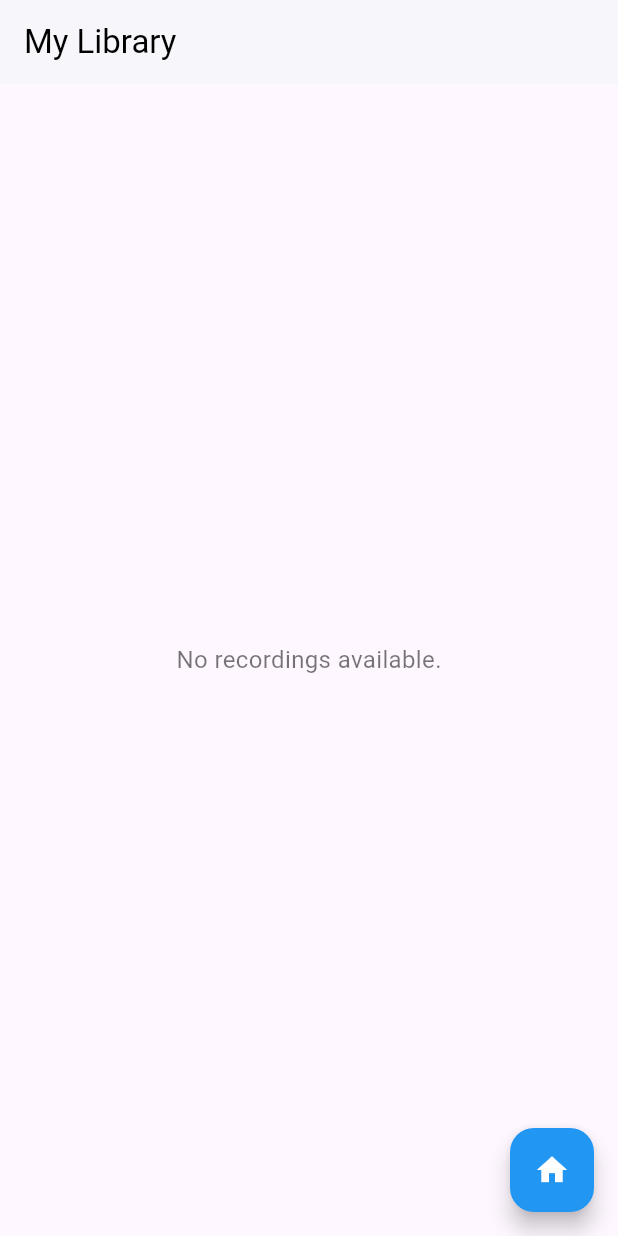
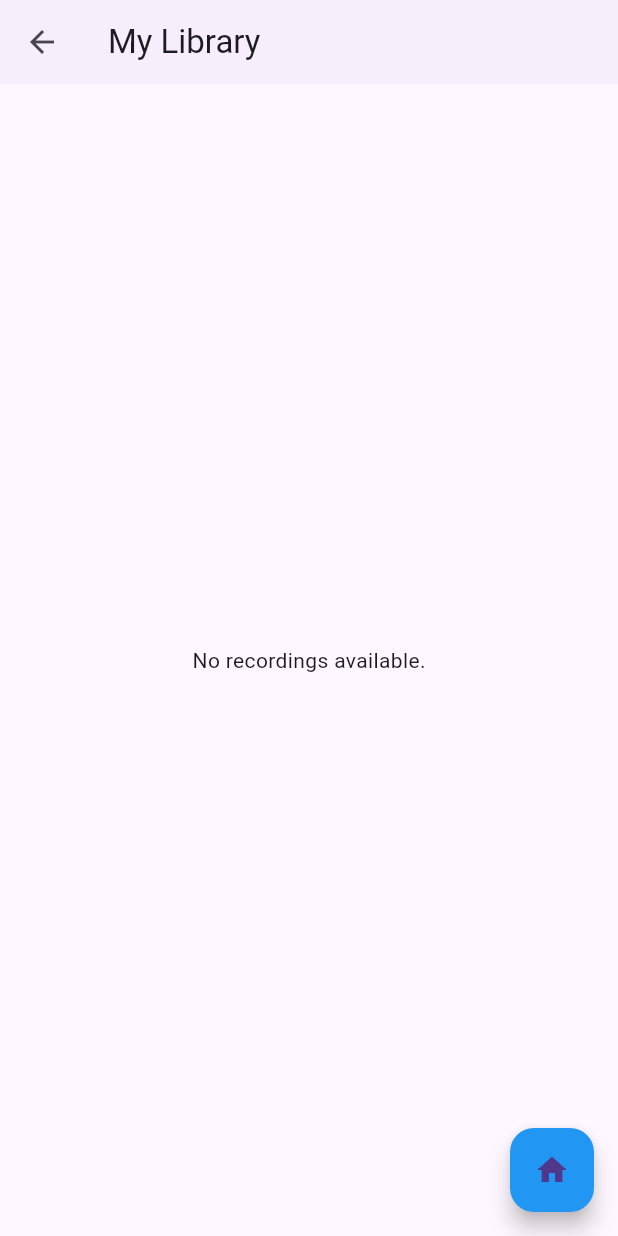
Before and after one commit to conman1005/ListenToSpeech, a Flutter app: the screen it shows after launch, after a tap on the "library books" icon, on a phone screen of 412 x 824 dp. Run offline on Flutter 3.47's test engine with Material 3 defaults, Android fonts, the phone set to English and light mode, and no system bars; our stand-ins replace flutter_dotenv, permission_handler, speech_to_text; missing offline and left inert: system_theme.

Commit message:
Updated dark mode for the library page

```diff
--- a/App/lib/past_speeches.dart
+++ b/App/lib/past_speeches.dart
@@ -37,8 +37,7 @@ class MySpeechesState extends State<MySpeeches> {
     return File('$path/speeches.json');
   }
 
-  /// Tile Colours
-  List<Map<String, dynamic>> data = [];
+  /// Tile Colours (revert to original shade100 variants)
   final List<Color> cardColors = [
     Colors.red.shade100,
     Colors.blue.shade100,
@@ -48,7 +47,10 @@ class MySpeechesState extends State<MySpeeches> {
     Colors.yellow.shade100,
   ];
 
-  /// Read speeches.json.<br/>Returns a List of Maps representing Speeches from speeches.json.
+  List<Map<String, dynamic>> data = [];
+
+  /// Read speeches.json.
+  /// Returns a List of Maps representing Speeches from speeches.json.
   Future<List<Map<String, dynamic>>> readJson() async {
     final File file = await _localFile;
     if (!await file.exists()) return [];
@@ -97,13 +99,7 @@ class MySpeechesState extends State<MySpeeches> {
 
     contentColumn = column;*/
 
-    //var decoded = jsonDecode(json);
-
-    //testData = json;
-    //setState(() {});
-    //return objectList;
-
-    // Decode speehces.json and return a List of Maps
+    // Decode speeches.json and return a List of Maps
     return (jsonDecode('[$jsonString]') as List)
         .map((e) => e as Map<String, dynamic>)
         .toList();
@@ -144,26 +140,27 @@ class MySpeechesState extends State<MySpeeches> {
   }
 
   /// Build past speeches page
+  /// We rely on the parent MaterialApp's theme from main.dart for dark mode handling.
+  /// No additional MaterialApp is needed here.
   @override
   Widget build(BuildContext context) {
-    return MaterialApp(
-      home: Scaffold(
+    final theme = Theme.of(context);
+    return Scaffold(
       appBar: AppBar(
-          title: const Text(
+        title: Text(
           'My Library',
-            style: TextStyle(color: Colors.black),
+          style: theme.textTheme.titleLarge,
         ),
-          backgroundColor: Colors.white,
         elevation: 1,
-          iconTheme: const IconThemeData(color: Colors.black),
+        iconTheme: theme.iconTheme,
       ),
       body: Padding(
         padding: const EdgeInsets.all(16.0),
         child: data.isEmpty
-              ? const Center(
+            ? Center(
                 child: Text(
                   'No recordings available.',
-                    style: TextStyle(fontSize: 16, color: Colors.black54),
+                  style: theme.textTheme.bodyMedium,
                 ),
               )
             : GridView.builder(
@@ -182,7 +179,7 @@ class MySpeechesState extends State<MySpeeches> {
                       decoration: BoxDecoration(
                         color: cardColors[colorIndex],
                         borderRadius: BorderRadius.circular(12),
-                          boxShadow: [
+                        boxShadow: const [
                           BoxShadow(
                             color: Colors.black26,
                             blurRadius: 4,
@@ -196,20 +193,21 @@ class MySpeechesState extends State<MySpeeches> {
                         children: [
                           Text(
                             'Transcript ${index + 1}',
-                              style: const TextStyle(
-                                fontSize: 18,
+                            style: theme.textTheme.titleMedium?.copyWith(
                               fontWeight: FontWeight.bold,
+                              color: Colors.black,
                             ),
                             maxLines: 1,
                             overflow: TextOverflow.ellipsis,
                           ),
                           const SizedBox(height: 8),
                           Text(
-                              speech['content'] != null &&
-                                      speech['content']!.length > 50
+                            speech['content'] != null && speech['content']!.length > 50
                                 ? '${speech['content']?.substring(0, 50)}...'
                                 : speech['content'] ?? 'No content available.',
-                              style: const TextStyle(fontSize: 14),
+                            style: theme.textTheme.bodySmall?.copyWith(
+                              color: Colors.black,
+                            ),
                             maxLines: 2,
                             overflow: TextOverflow.ellipsis,
                           ),
@@ -223,8 +221,7 @@ class MySpeechesState extends State<MySpeeches> {
       floatingActionButton: FloatingActionButton(
         onPressed: viewMainPage,
         backgroundColor: Colors.blue,
-          child: const Icon(Icons.home, color: Colors.white),
-        ),
+        child: const Icon(Icons.home),
       ),
     );
   }
```
Lines whose indentation alone changed are shown as unchanged.
